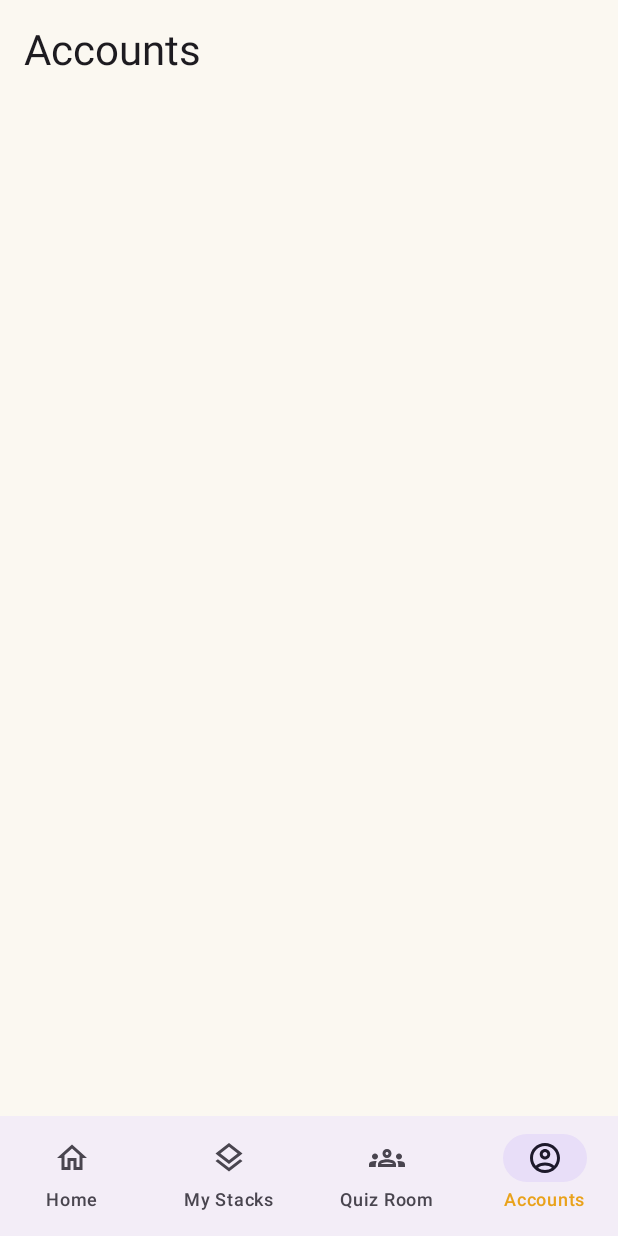
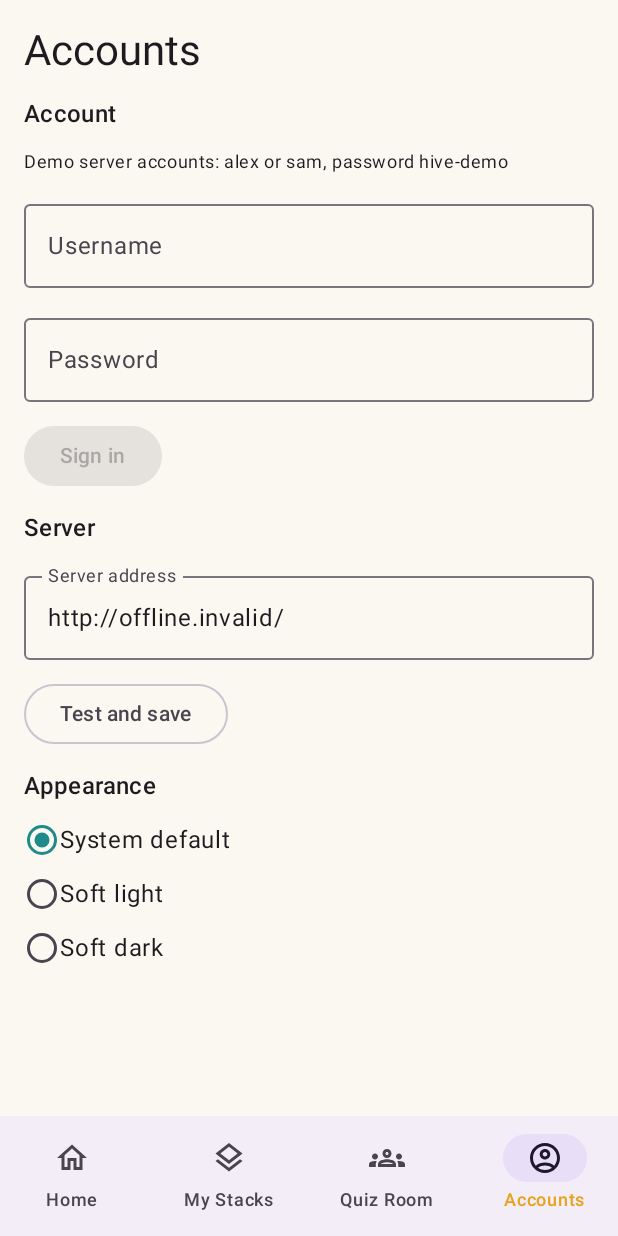
Before and after one commit to serogee/Hive, an Android app built with Jetpack Compose: the screen it shows after launch (MainActivity), item 4 of the bottom bar chosen, on a phone screen of 412 x 824 dp. Run offline under Robolectric (Android 15) with nearby library versions, the phone set to English and light mode, and no system bars.

Commit message:
feat(client): add Accounts with demo sign-in and server address
- Add one HTTP and WebSocket client that works with the demo server, a production server, or a Host phone.
- Select the login provider and the default server address in the build configuration, so that screens do not check which backend they use.
- Sign in, sign out, and restore a saved session at startup, and keep the session while offline.
- Let the user enter a server address and save it only after a Hive server answers there.
- Apply the selected appearance: System default, Soft light, or Soft dark.
- Allow plain HTTP for local demo and hotspot servers.

```diff
--- /dev/null
+++ b/client/src/main/kotlin/io/github/serogee/hive/HiveApplication.kt
@@ -0,0 +1,41 @@
+package io.github.serogee.hive
+
+import android.app.Application
+import io.github.serogee.hive.data.AppPreferences
+import io.github.serogee.hive.data.auth.AuthProvider
+import io.github.serogee.hive.data.auth.AuthRepository
+import io.github.serogee.hive.data.auth.DemoAuthProvider
+import io.github.serogee.hive.data.remote.HiveApi
+import kotlinx.coroutines.CoroutineScope
+import kotlinx.coroutines.SupervisorJob
+import kotlinx.coroutines.launch
+
+/** Creates the app's long-lived objects once. */
+class AppContainer(application: Application) {
+    val appScope = CoroutineScope(SupervisorJob())
+    val preferences = AppPreferences(application)
+
+    val api = HiveApi(
+        serverUrl = { preferences.currentServerUrl() },
+        accessToken = { preferences.currentSession()?.accessToken },
+        onSessionExpired = { preferences.setSession(null) },
+    )
+
+    private val authProvider: AuthProvider = when (BuildConfig.AUTH_PROVIDER) {
+        "demo" -> DemoAuthProvider(api)
+        else -> error("Unknown auth provider ${BuildConfig.AUTH_PROVIDER}")
+    }
+
+    val auth = AuthRepository(preferences, authProvider)
+}
+
+class HiveApplication : Application() {
+    lateinit var container: AppContainer
+        private set
+
+    override fun onCreate() {
+        super.onCreate()
+        container = AppContainer(this)
+        container.appScope.launch { container.auth.restore() }
+    }
+}
--- a/client/src/main/kotlin/io/github/serogee/hive/MainActivity.kt
+++ b/client/src/main/kotlin/io/github/serogee/hive/MainActivity.kt
@@ -4,16 +4,25 @@ import android.os.Bundle
 import androidx.activity.ComponentActivity
 import androidx.activity.compose.setContent
 import androidx.activity.enableEdgeToEdge
+import androidx.compose.runtime.CompositionLocalProvider
+import androidx.compose.runtime.getValue
+import androidx.lifecycle.compose.collectAsStateWithLifecycle
 import io.github.serogee.hive.ui.HiveApp
+import io.github.serogee.hive.ui.common.LocalAppContainer
 import io.github.serogee.hive.ui.theme.HiveTheme
+import io.github.serogee.hive.ui.theme.ThemePreference
 
 class MainActivity : ComponentActivity() {
     override fun onCreate(savedInstanceState: Bundle?) {
         super.onCreate(savedInstanceState)
         enableEdgeToEdge()
+        val container = (application as HiveApplication).container
         setContent {
-            HiveTheme {
-                HiveApp()
+            val theme by container.preferences.theme.collectAsStateWithLifecycle(ThemePreference.SYSTEM)
+            CompositionLocalProvider(LocalAppContainer provides container) {
+                HiveTheme(theme) {
+                    HiveApp()
+                }
             }
         }
     }
--- /dev/null
+++ b/client/src/main/kotlin/io/github/serogee/hive/data/AppPreferences.kt
@@ -0,0 +1,76 @@
+package io.github.serogee.hive.data
+
+import android.content.Context
+import androidx.datastore.core.DataStore
+import androidx.datastore.preferences.core.Preferences
+import androidx.datastore.preferences.core.edit
+import androidx.datastore.preferences.core.stringPreferencesKey
+import androidx.datastore.preferences.preferencesDataStore
+import io.github.serogee.hive.BuildConfig
+import io.github.serogee.hive.core.api.AuthSession
+import io.github.serogee.hive.core.api.HiveJson
+import io.github.serogee.hive.core.model.RoomId
+import io.github.serogee.hive.ui.theme.ThemePreference
+import kotlinx.coroutines.flow.Flow
+import kotlinx.coroutines.flow.first
+import kotlinx.coroutines.flow.map
+import kotlinx.serialization.KSerializer
+import kotlinx.serialization.Serializable
+
+private val Context.dataStore: DataStore<Preferences> by preferencesDataStore(name = "hive")
+
+/** The room this device last joined as a Player, kept so the Player can reconnect. */
+@Serializable
+data class SavedMembership(
+    val serverUrl: String,
+    val roomId: RoomId,
+    val roomCode: String,
+    val roomTitle: String,
+    val displayName: String,
+    val participantToken: String,
+)
+
+/** Small settings and credentials stored on this device. */
+class AppPreferences(context: Context) {
+    private val store = context.applicationContext.dataStore
+
+    val serverUrl: Flow<String> = store.data.map { it[SERVER_URL] ?: BuildConfig.DEFAULT_SERVER_URL }
+    val theme: Flow<ThemePreference> = store.data.map { prefs ->
+        prefs[THEME]?.let { name -> ThemePreference.entries.firstOrNull { it.name == name } } ?: ThemePreference.SYSTEM
+    }
+    val session: Flow<AuthSession?> = store.data.map { it.decode(SESSION, AuthSession.serializer()) }
+    val joinedRoom: Flow<SavedMembership?> = store.data.map { it.decode(JOINED_ROOM, SavedMembership.serializer()) }
+    val preferredName: Flow<String?> = store.data.map { it[PREFERRED_NAME] }
+
+    suspend fun currentServerUrl(): String = serverUrl.first()
+
+    suspend fun currentSession(): AuthSession? = session.first()
+
+    suspend fun setServerUrl(url: String) = store.edit { it[SERVER_URL] = url }
+
+    suspend fun setTheme(theme: ThemePreference) = store.edit { it[THEME] = theme.name }
+
+    suspend fun setSession(session: AuthSession?) = store.edit { prefs ->
+        if (session == null) prefs.remove(SESSION) else prefs[SESSION] = HiveJson.encodeToString(AuthSession.serializer(), session)
+    }
+
+    suspend fun setJoinedRoom(membership: SavedMembership?) = store.edit { prefs ->
+        if (membership == null) {
+            prefs.remove(JOINED_ROOM)
+        } else {
+            prefs[JOINED_ROOM] = HiveJson.encodeToString(SavedMembership.serializer(), membership)
+            prefs[PREFERRED_NAME] = membership.displayName
+        }
+    }
+
+    private fun <T> Preferences.decode(key: Preferences.Key<String>, serializer: KSerializer<T>): T? =
+        this[key]?.let { runCatching { HiveJson.decodeFromString(serializer, it) }.getOrNull() }
+
+    private companion object {
+        val SERVER_URL = stringPreferencesKey("server_url")
+        val THEME = stringPreferencesKey("theme")
+        val SESSION = stringPreferencesKey("session")
+        val JOINED_ROOM = stringPreferencesKey("joined_room")
+        val PREFERRED_NAME = stringPreferencesKey("preferred_name")
+    }
+}
--- /dev/null
+++ b/client/src/main/kotlin/io/github/serogee/hive/data/auth/AuthRepository.kt
@@ -0,0 +1,71 @@
+package io.github.serogee.hive.data.auth
+
+import io.github.serogee.hive.core.api.Account
+import io.github.serogee.hive.core.api.AuthSession
+import io.github.serogee.hive.core.api.ErrorCode
+import io.github.serogee.hive.data.AppPreferences
+import io.github.serogee.hive.data.remote.ApiException
+import io.github.serogee.hive.data.remote.HiveApi
+import kotlinx.coroutines.flow.Flow
+
+/**
+ * Signs a user in to the configured backend.
+ *
+ * The demo server and Supabase each provide one. Screens use [AuthRepository] and never check which.
+ */
+interface AuthProvider {
+    /** Whether to show the fictional demo accounts on the sign-in form. */
+    val showsDemoHint: Boolean
+
+    suspend fun signIn(username: String, password: String): AuthSession
+
+    suspend fun signOut(session: AuthSession)
+
+    /** Confirms that a saved session is still valid. */
+    suspend fun restore(session: AuthSession): Account
+}
+
+class DemoAuthProvider(private val api: HiveApi) : AuthProvider {
+    override val showsDemoHint = true
+
+    override suspend fun signIn(username: String, password: String) = api.demoLogin(username, password)
+
+    override suspend fun signOut(session: AuthSession) = api.demoLogout(session.accessToken)
+
+    override suspend fun restore(session: AuthSession) = api.me(session.accessToken)
+}
+
+class AuthRepository(
+    private val preferences: AppPreferences,
+    private val provider: AuthProvider,
+) {
+    val session: Flow<AuthSession?> = preferences.session
+    val showsDemoHint: Boolean get() = provider.showsDemoHint
+
+    suspend fun signIn(username: String, password: String): AuthSession =
+        provider.signIn(username, password).also { preferences.setSession(it) }
+
+    suspend fun signOut() {
+        val session = preferences.currentSession() ?: return
+        preferences.setSession(null)
+        runCatching { provider.signOut(session) }
+    }
+
+    /**
+     * Checks the saved session at startup. An unreachable server keeps the session, so the user
+     * stays signed in while offline.
+     */
+    suspend fun restore() {
+        val session = preferences.currentSession() ?: return
+        try {
+            val account = provider.restore(session)
+            if (account != session.account) preferences.setSession(session.copy(account = account))
+        } catch (e: ApiException) {
+            if (e.error.code == ErrorCode.SESSION_EXPIRED || e.error.code == ErrorCode.SIGN_IN_REQUIRED) {
+                preferences.setSession(null)
+            }
+        } catch (_: Exception) {
+            // Offline. Try again on the next start.
+        }
+    }
+}
--- a/client/src/main/kotlin/io/github/serogee/hive/ui/HiveApp.kt
+++ b/client/src/main/kotlin/io/github/serogee/hive/ui/HiveApp.kt
@@ -1,8 +1,5 @@
 package io.github.serogee.hive.ui
 
-import androidx.compose.foundation.layout.Arrangement
-import androidx.compose.foundation.layout.Column
-import androidx.compose.foundation.layout.fillMaxSize
 import androidx.compose.foundation.layout.padding
 import androidx.compose.material.icons.Icons
 import androidx.compose.material.icons.outlined.AccountCircle
@@ -10,7 +7,6 @@ import androidx.compose.material.icons.outlined.Groups
 import androidx.compose.material.icons.outlined.Home
 import androidx.compose.material.icons.outlined.Layers
 import androidx.compose.material3.Icon
-import androidx.compose.material3.MaterialTheme
 import androidx.compose.material3.NavigationBar
 import androidx.compose.material3.NavigationBarItem
 import androidx.compose.material3.Scaffold
@@ -19,13 +15,14 @@ import androidx.compose.runtime.Composable
 import androidx.compose.runtime.getValue
 import androidx.compose.ui.Modifier
 import androidx.compose.ui.graphics.vector.ImageVector
-import androidx.compose.ui.unit.dp
 import androidx.navigation.NavDestination.Companion.hasRoute
 import androidx.navigation.NavGraph.Companion.findStartDestination
 import androidx.navigation.compose.NavHost
 import androidx.navigation.compose.composable
 import androidx.navigation.compose.currentBackStackEntryAsState
 import androidx.navigation.compose.rememberNavController
+import io.github.serogee.hive.ui.accounts.AccountsScreen
+import io.github.serogee.hive.ui.common.Page
 import kotlinx.serialization.Serializable
 
 @Serializable
@@ -82,22 +79,10 @@ fun HiveApp() {
             startDestination = HomeRoute,
             modifier = Modifier.padding(padding),
         ) {
-            composable<HomeRoute> { PlaceholderScreen("Home") }
-            composable<MyStacksRoute> { PlaceholderScreen("My Stacks") }
-            composable<QuizRoomRoute> { PlaceholderScreen("Quiz Room") }
-            composable<AccountsRoute> { PlaceholderScreen("Accounts") }
+            composable<HomeRoute> { Page("Home") {} }
+            composable<MyStacksRoute> { Page("My Stacks") {} }
+            composable<QuizRoomRoute> { Page("Quiz Room") {} }
+            composable<AccountsRoute> { AccountsScreen() }
         }
     }
 }
-
-@Composable
-private fun PlaceholderScreen(title: String) {
-    Column(
-        modifier = Modifier
-            .fillMaxSize()
-            .padding(16.dp),
-        verticalArrangement = Arrangement.spacedBy(8.dp),
-    ) {
-        Text(title, style = MaterialTheme.typography.headlineMedium)
-    }
-}
--- /dev/null
+++ b/client/src/main/kotlin/io/github/serogee/hive/ui/accounts/AccountsScreen.kt
@@ -0,0 +1,181 @@
+package io.github.serogee.hive.ui.accounts
+
+import androidx.compose.foundation.layout.Arrangement
+import androidx.compose.foundation.layout.Row
+import androidx.compose.foundation.layout.fillMaxWidth
+import androidx.compose.foundation.selection.selectable
+import androidx.compose.foundation.text.KeyboardOptions
+import androidx.compose.material3.Button
+import androidx.compose.material3.MaterialTheme
+import androidx.compose.material3.OutlinedButton
+import androidx.compose.material3.OutlinedTextField
+import androidx.compose.material3.RadioButton
+import androidx.compose.material3.Text
+import androidx.compose.runtime.Composable
+import androidx.compose.runtime.LaunchedEffect
+import androidx.compose.runtime.getValue
+import androidx.compose.runtime.mutableStateOf
+import androidx.compose.runtime.saveable.rememberSaveable
+import androidx.compose.runtime.setValue
+import androidx.compose.ui.Alignment
+import androidx.compose.ui.Modifier
+import androidx.compose.ui.text.input.KeyboardType
+import androidx.compose.ui.text.input.PasswordVisualTransformation
+import androidx.compose.ui.unit.dp
+import androidx.lifecycle.ViewModel
+import androidx.lifecycle.compose.collectAsStateWithLifecycle
+import androidx.lifecycle.viewModelScope
+import androidx.lifecycle.viewmodel.compose.viewModel
+import io.github.serogee.hive.AppContainer
+import io.github.serogee.hive.core.api.AuthSession
+import io.github.serogee.hive.ui.common.ErrorText
+import io.github.serogee.hive.ui.common.LocalAppContainer
+import io.github.serogee.hive.ui.common.Page
+import io.github.serogee.hive.ui.common.userMessage
+import io.github.serogee.hive.ui.theme.ThemePreference
+import kotlinx.coroutines.flow.MutableStateFlow
+import kotlinx.coroutines.flow.SharingStarted
+import kotlinx.coroutines.flow.StateFlow
+import kotlinx.coroutines.flow.asStateFlow
+import kotlinx.coroutines.flow.stateIn
+import kotlinx.coroutines.flow.update
+import kotlinx.coroutines.launch
+
+data class AccountsUiState(
+    val busy: Boolean = false,
+    val signInError: String? = null,
+    val serverStatus: String? = null,
+    /** Set after a sign-in requested by another screen succeeds. */
+    val signedIn: Boolean = false,
+)
+
+class AccountsViewModel(private val container: AppContainer) : ViewModel() {
+    val session: StateFlow<AuthSession?> = container.auth.session
+        .stateIn(viewModelScope, SharingStarted.WhileSubscribed(5_000), null)
+    val serverUrl = container.preferences.serverUrl.stateIn(viewModelScope, SharingStarted.Eagerly, "")
+    val theme = container.preferences.theme.stateIn(viewModelScope, SharingStarted.Eagerly, ThemePreference.SYSTEM)
+    val showsDemoHint = container.auth.showsDemoHint
+
+    private val _state = MutableStateFlow(AccountsUiState())
+    val state: StateFlow<AccountsUiState> = _state.asStateFlow()
+
+    fun signIn(username: String, password: String) = viewModelScope.launch {
+        _state.update { it.copy(busy = true, signInError = null) }
+        try {
+            container.auth.signIn(username, password)
+            _state.update { it.copy(busy = false, signedIn = true) }
+        } catch (e: Exception) {
+            _state.update { it.copy(busy = false, signInError = e.userMessage()) }
+        }
+    }
+
+    fun signOut() = viewModelScope.launch { container.auth.signOut() }
+
+    fun setTheme(theme: ThemePreference) = viewModelScope.launch { container.preferences.setTheme(theme) }
+
+    /** Saves the address only when a Hive server answers there. */
+    fun saveServer(rawUrl: String) = viewModelScope.launch {
+        val url = rawUrl.trim().trimEnd('/').let { if (it.startsWith("http")) it else "http://$it" }
+        _state.update { it.copy(serverStatus = "Checking $url…") }
+        try {
+            val health = container.api.health(url)
+            if (url != serverUrl.value) {
+                // Sessions belong to one server, so end the old one there first.
+                container.auth.signOut()
+                container.preferences.setServerUrl(url)
+            }
+            _state.update { it.copy(serverStatus = "Connected to $url (API v${health.apiVersion})") }
+        } catch (e: Exception) {
+            _state.update { it.copy(serverStatus = "No Hive server at $url. ${e.userMessage()}") }
+        }
+    }
+}
+
+@Composable
+fun AccountsScreen(onSignedIn: () -> Unit = {}) {
+    val container = LocalAppContainer.current
+    val viewModel = viewModel { AccountsViewModel(container) }
+    val session by viewModel.session.collectAsStateWithLifecycle()
+    val serverUrl by viewModel.serverUrl.collectAsStateWithLifecycle()
+    val theme by viewModel.theme.collectAsStateWithLifecycle()
+    val state by viewModel.state.collectAsStateWithLifecycle()
+
+    LaunchedEffect(state.signedIn) { if (state.signedIn) onSignedIn() }
+
+    Page("Accounts") {
+        Text("Account", style = MaterialTheme.typography.titleMedium)
+        val current = session
+        if (current != null) {
+            Text("Signed in as ${current.account.displayName}")
+            OutlinedButton(onClick = { viewModel.signOut() }) { Text("Sign out") }
+        } else {
+            SignInForm(
+                busy = state.busy,
+                showDemoHint = viewModel.showsDemoHint,
+                onSignIn = viewModel::signIn,
+            )
+            ErrorText(state.signInError)
+        }
+
+        Text("Server", style = MaterialTheme.typography.titleMedium)
+        var address by rememberSaveable(serverUrl) { mutableStateOf(serverUrl) }
+        OutlinedTextField(
+            value = address,
+            onValueChange = { address = it },
+            label = { Text("Server address") },
+            singleLine = true,
+            keyboardOptions = KeyboardOptions(keyboardType = KeyboardType.Uri),
+            modifier = Modifier.fillMaxWidth(),
+        )
+        OutlinedButton(onClick = { viewModel.saveServer(address) }) { Text("Test and save") }
+        state.serverStatus?.let { Text(it) }
+
+        Text("Appearance", style = MaterialTheme.typography.titleMedium)
+        ThemePreference.entries.forEach { option ->
+            Row(
+                verticalAlignment = Alignment.CenterVertically,
+                modifier = Modifier.fillMaxWidth().selectable(selected = theme == option) { viewModel.setTheme(option) },
+            ) {
+                RadioButton(selected = theme == option, onClick = null)
+                Text(
+                    when (option) {
+                        ThemePreference.SYSTEM -> "System default"
+                        ThemePreference.SOFT_LIGHT -> "Soft light"
+                        ThemePreference.SOFT_DARK -> "Soft dark"
+                    },
+                )
+            }
+        }
+    }
+}
+
+@Composable
+private fun SignInForm(busy: Boolean, showDemoHint: Boolean, onSignIn: (String, String) -> Unit) {
+    var username by rememberSaveable { mutableStateOf("") }
+    var password by rememberSaveable { mutableStateOf("") }
+
+    if (showDemoHint) {
+        Text("Demo server accounts: alex or sam, password hive-demo", style = MaterialTheme.typography.bodySmall)
+    }
+    OutlinedTextField(
+        value = username,
+        onValueChange = { username = it },
+        label = { Text("Username") },
+        singleLine = true,
+        modifier = Modifier.fillMaxWidth(),
+    )
+    OutlinedTextField(
+        value = password,
+        onValueChange = { password = it },
+        label = { Text("Password") },
+        singleLine = true,
+        visualTransformation = PasswordVisualTransformation(),
+        keyboardOptions = KeyboardOptions(keyboardType = KeyboardType.Password),
+        modifier = Modifier.fillMaxWidth(),
+    )
+    Row(horizontalArrangement = Arrangement.spacedBy(8.dp)) {
+        Button(onClick = { onSignIn(username, password) }, enabled = !busy && username.isNotBlank() && password.isNotEmpty()) {
+            Text("Sign in")
+        }
+    }
+}
--- /dev/null
+++ b/client/src/main/kotlin/io/github/serogee/hive/ui/common/Common.kt
@@ -0,0 +1,69 @@
+package io.github.serogee.hive.ui.common
+
+import androidx.compose.foundation.layout.Arrangement
+import androidx.compose.foundation.layout.Column
+import androidx.compose.foundation.layout.ColumnScope
+import androidx.compose.foundation.layout.fillMaxSize
+import androidx.compose.foundation.layout.padding
+import androidx.compose.foundation.rememberScrollState
+import androidx.compose.foundation.verticalScroll
+import androidx.compose.material3.MaterialTheme
+import androidx.compose.material3.Text
+import androidx.compose.runtime.Composable
+import androidx.compose.runtime.staticCompositionLocalOf
+import androidx.compose.ui.Modifier
+import androidx.compose.ui.unit.dp
+import io.github.serogee.hive.AppContainer
+import io.github.serogee.hive.core.model.AdmissionPolicy
+import io.github.serogee.hive.core.model.RoomMode
+import io.github.serogee.hive.core.model.RoomStatus
+import io.github.serogee.hive.data.remote.ApiException
+import kotlin.coroutines.cancellation.CancellationException
+
+val LocalAppContainer = staticCompositionLocalOf<AppContainer> { error("No AppContainer") }
+
+/** Text for an error shown inline on a screen. */
+fun Throwable.userMessage(): String = when (this) {
+    is CancellationException -> throw this
+    is ApiException -> error.message
+    else -> "Can't reach the Hive server. Check your Wi-Fi and the server address in Accounts."
+}
+
+fun RoomMode.label() = when (this) {
+    RoomMode.DISCUSSION -> "Discussion"
+    RoomMode.ASYNCHRONOUS -> "Asynchronous"
+}
+
+fun AdmissionPolicy.label() = when (this) {
+    AdmissionPolicy.EVERYONE -> "Everyone"
+    AdmissionPolicy.SIGNED_IN_ONLY -> "Signed-in Players only"
+    AdmissionPolicy.GUESTS_ONLY -> "Guests only"
+}
+
+fun RoomStatus.label() = when (this) {
+    RoomStatus.LOBBY -> "In lobby"
+    RoomStatus.LIVE -> "Live"
+    RoomStatus.ENDED -> "Ended"
+}
+
+/** A scrolling page with standard padding and spacing. */
+@Composable
+fun Page(title: String, modifier: Modifier = Modifier, content: @Composable ColumnScope.() -> Unit) {
+    Column(
+        modifier = modifier
+            .fillMaxSize()
+            .verticalScroll(rememberScrollState())
+            .padding(16.dp),
+        verticalArrangement = Arrangement.spacedBy(12.dp),
+    ) {
+        Text(title, style = MaterialTheme.typography.headlineMedium)
+        content()
+    }
+}
+
+@Composable
+fun ErrorText(message: String?) {
+    if (message != null) {
+        Text(message, color = MaterialTheme.colorScheme.error, style = MaterialTheme.typography.bodyMedium)
+    }
+}
--- a/gradle/libs.versions.toml
+++ b/gradle/libs.versions.toml
@@ -30,7 +30,6 @@ ktor-serialization-kotlinx-json = { module = "io.ktor:ktor-serialization-kotlinx
 ktor-client-core = { module = "io.ktor:ktor-client-core", version.ref = "ktor" }
 ktor-client-okhttp = { module = "io.ktor:ktor-client-okhttp", version.ref = "ktor" }
 ktor-client-content-negotiation = { module = "io.ktor:ktor-client-content-negotiation", version.ref = "ktor" }
-ktor-client-websockets = { module = "io.ktor:ktor-client-websockets", version.ref = "ktor" }
 
 logback-classic = { module = "ch.qos.logback:logback-classic", version.ref = "logback" }
 sqlite-jdbc = { module = "org.xerial:sqlite-jdbc", version.ref = "sqlite-jdbc" }
```
Also changed, not shown: client/build.gradle.kts (+23 -0 lines), client/src/main/AndroidManifest.xml (+7 -1 lines), client/src/main/kotlin/io/github/serogee/hive/data/remote/HiveApi.kt (added, +137 -0 lines).
